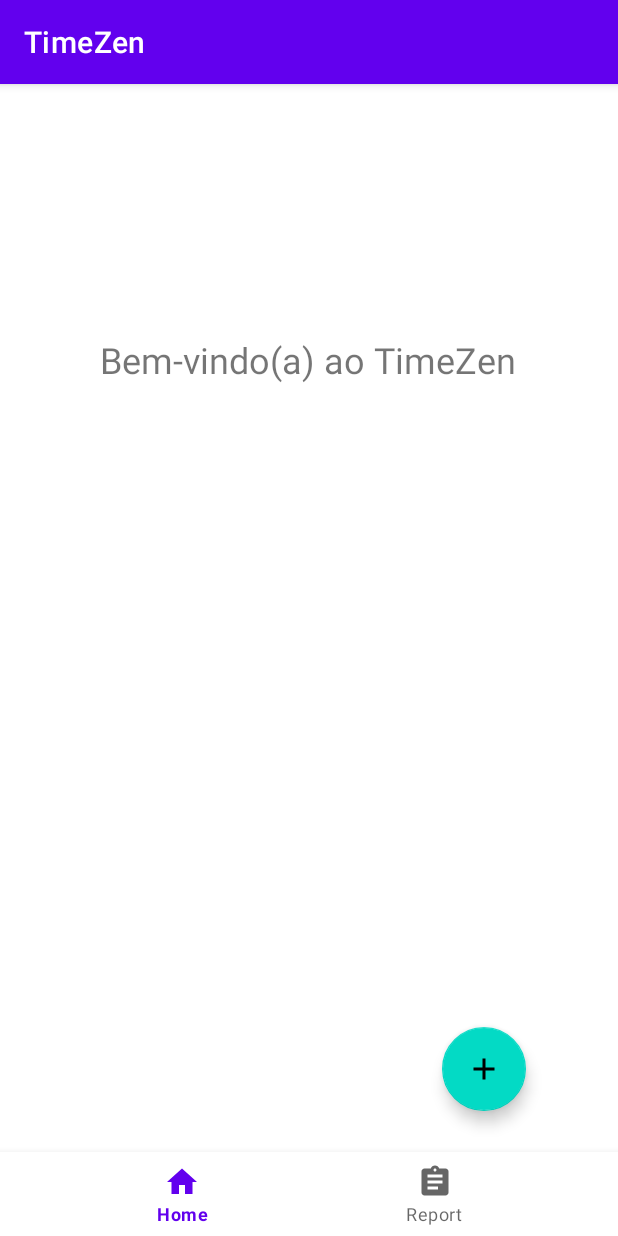
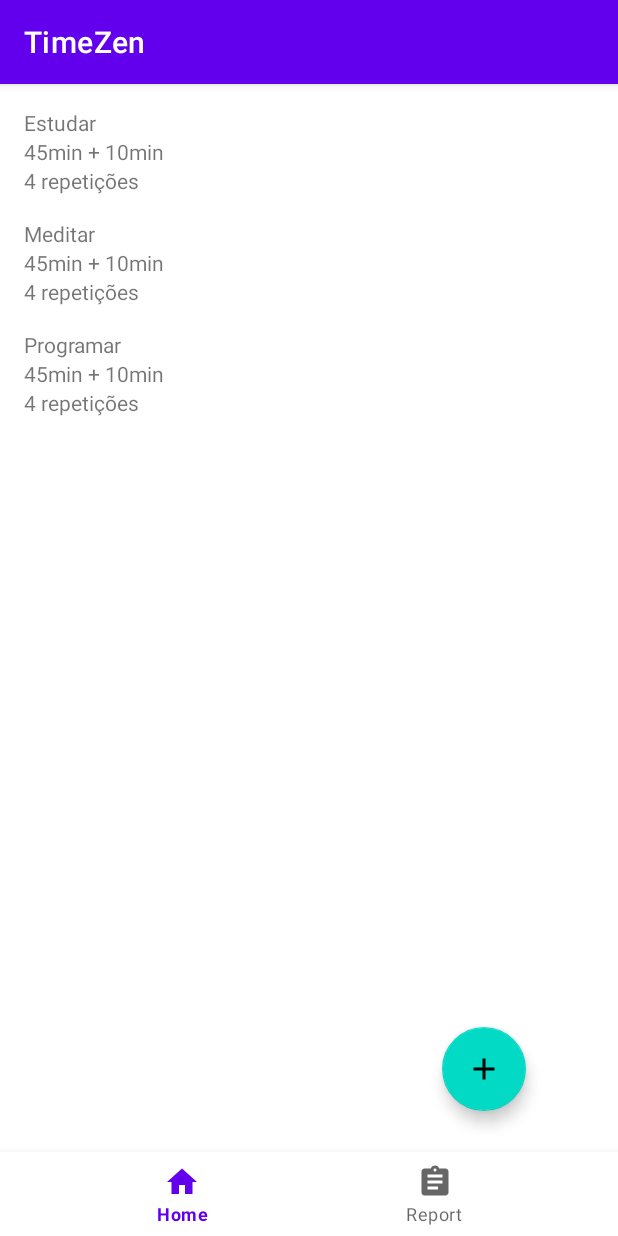
Before and after one commit to Adaltino/timezen, an Android app: the screen it shows after launch (MainActivity), on a phone screen of 412 x 824 dp. Run offline under Robolectric (Android 15) with nearby library versions, the phone set to English and light mode, and no system bars.

Commit message:
criação da lista de planos com recyclerview

```diff
--- a/app/src/main/java/faculdade/timezen/ui/activity/MainActivity.kt
+++ b/app/src/main/java/faculdade/timezen/ui/activity/MainActivity.kt
@@ -1,26 +1,24 @@
 package faculdade.timezen.ui.activity
 
-import android.content.Context
 import android.os.Bundle
-import android.util.Log
-import android.widget.Button
-import android.widget.TextView
 import androidx.appcompat.app.AppCompatActivity
-import androidx.datastore.core.DataStore
-import androidx.datastore.preferences.preferencesDataStore
-import com.google.android.material.snackbar.Snackbar
+import androidx.recyclerview.widget.LinearLayoutManager
+import androidx.recyclerview.widget.RecyclerView
 import faculdade.timezen.R
 import faculdade.timezen.planModel.Plan
-import faculdade.timezen.planModel.Pomodoro
 import faculdade.timezen.planModel.PomodoroTimer
-import faculdade.timezen.utils.InfoManipulator
-import faculdade.timezen.utils.PomodoroTextViews
-import java.util.Timer
-import java.util.prefs.Preferences
+import faculdade.timezen.ui.recyclerview.adapter.ListPlansAdapter
 
 class MainActivity : AppCompatActivity() {
     override fun onCreate(savedInstanceState: Bundle?) {
         super.onCreate(savedInstanceState)
         setContentView(R.layout.activity_main)
+
+        val recyclerView = findViewById<RecyclerView>(R.id.recyclerView)
+        recyclerView.adapter = ListPlansAdapter(this, listOf(
+            Plan(name = "Estudar", PomodoroTimer(5000, 3000, 3)),
+            Plan(name = "Meditar", PomodoroTimer(5000, 3000, 3)),
+            Plan(name = "Programar", PomodoroTimer(5000, 3000, 3))
+        ))
     }
 }
--- a/app/src/main/java/faculdade/timezen/ui/activity/SelectedPlanActivity.kt
+++ b/app/src/main/java/faculdade/timezen/ui/activity/SelectedPlanActivity.kt
@@ -13,7 +13,7 @@ import faculdade.timezen.R
 import faculdade.timezen.planModel.Plan
 import faculdade.timezen.planModel.Pomodoro
 import faculdade.timezen.planModel.PomodoroTimer
-import faculdade.timezen.ui.activity.SelectedPlanActivity.Companion.dataStore
+//import faculdade.timezen.ui.activity.SelectedPlanActivity.Companion.dataStore
 import faculdade.timezen.utils.InfoManipulator
 import faculdade.timezen.utils.PomodoroTextViews
 import java.util.Timer
@@ -22,7 +22,7 @@ import java.util.prefs.Preferences
 class SelectedPlanActivity : AppCompatActivity() {
     companion object {
         // https://developer.android.com/topic/libraries/architecture/datastore
-        val Context.dataStore: DataStore<Preferences> by preferencesDataStore(name = "prefs")
+//        val Context.dataStore: DataStore<Preferences> by preferencesDataStore(name = "prefs")
     }
 
     private lateinit var pomodoro: Pomodoro
@@ -43,15 +43,15 @@ class SelectedPlanActivity : AppCompatActivity() {
         val planStageTextView: TextView = findViewById(R.id.planStage)
         val pomodoroTextViews =
             PomodoroTextViews(counterTextView, planNameTextView, planStageTextView)
-        pomodoro =
-            Pomodoro(plan, InfoManipulator(pomodoroTextViews, dataStore))
+//        pomodoro =
+//            Pomodoro(plan, InfoManipulator(pomodoroTextViews, dataStore))
 
 
         findViewById<Button>(R.id.start_button)
             .setOnClickListener {
                 Log.d("Button", "start pomodoro button clicked")
                 Snackbar.make(it, "pomodoro iniciado", 2000).show()
-                pomodoro.start()
+//                pomodoro.start()
             }
 
         findViewById<Button>(R.id.reset_button)
--- /dev/null
+++ b/app/src/main/java/faculdade/timezen/ui/recyclerview/adapter/ListPlansAdapter.kt
@@ -0,0 +1,52 @@
+package faculdade.timezen.ui.recyclerview.adapter
+
+import android.content.Context
+import android.view.LayoutInflater
+import android.view.View
+import android.view.ViewGroup
+import android.widget.TextView
+import androidx.recyclerview.widget.RecyclerView
+import faculdade.timezen.R
+import faculdade.timezen.planModel.Plan
+import faculdade.timezen.planModel.PomodoroTimer
+
+class ListPlansAdapter(
+    private val context: Context,
+    private val plans: List<Plan>
+) : RecyclerView.Adapter<ListPlansAdapter.ViewHolder>() {
+
+    class ViewHolder(view: View) : RecyclerView.ViewHolder(view) {
+        fun vincula(plan: Plan) {
+            val namePlan = itemView.findViewById<TextView>(R.id.text_name_plan_list)
+            namePlan.text = plan.name()
+            val timePlan = itemView.findViewById<TextView>(R.id.text_time_plan_list)
+            timePlan.text = "45min + 10min"
+            val repeatPlan = itemView.findViewById<TextView>(R.id.text_time_repeat_list)
+            repeatPlan.text = "4 repetições"
+        }
+    }
+
+    /**
+     * Responsavel por pegar cada uma das view e fazer o processo de binding
+     * ele que vai segurar a view
+     */
+    override fun onCreateViewHolder(parent: ViewGroup, viewType: Int): ViewHolder {
+        val inflater = LayoutInflater.from(context)
+        val view = inflater.inflate(R.layout.list_item_plans, parent, false)
+        return ViewHolder(view)
+    }
+
+    /**
+     * Indicar qual item que a gente está
+     */
+    override fun onBindViewHolder(holder: ViewHolder, position: Int) {
+        val plan = plans[position]
+        holder.vincula(plan)
+    }
+
+    /**
+     * Ele vai determinar para o adapter quantos itens a gente quer apresentar
+     */
+    override fun getItemCount(): Int = plans.size
+
+}
--- a/app/src/main/res/layout/activity_main.xml
+++ b/app/src/main/res/layout/activity_main.xml
@@ -10,6 +10,7 @@
         android:layout_height="wrap_content"
         android:text="Bem-vindo(a) ao TimeZen"
         android:textSize="24sp"
+        android:visibility="gone"
         app:layout_constraintBottom_toTopOf="@+id/bottomNavigationView"
         app:layout_constraintEnd_toEndOf="parent"
         app:layout_constraintHorizontal_bias="0.497"
@@ -17,14 +18,16 @@
         app:layout_constraintTop_toTopOf="parent"
         app:layout_constraintVertical_bias="0.246" />
 
-    <com.google.android.material.bottomnavigation.BottomNavigationView
-        android:id="@+id/bottomNavigationView"
-        android:layout_width="match_parent"
-        android:layout_height="wrap_content"
-        app:layout_constraintBottom_toBottomOf="parent"
+    <androidx.recyclerview.widget.RecyclerView
+        android:id="@+id/recyclerView"
+        android:layout_width="0dp"
+        android:layout_height="0dp"
+        app:layout_constraintStart_toStartOf="parent"
         app:layout_constraintEnd_toEndOf="parent"
-        app:layout_constraintStart_toStartOf="parent"
-        app:menu="@menu/bottom_menu"/>
+        app:layout_constraintBottom_toTopOf="@id/bottomNavigationView"
+        app:layout_constraintTop_toTopOf="parent"
+        tools:listitem="@layout/list_item_plans"
+        app:layoutManager="androidx.recyclerview.widget.LinearLayoutManager"/>
 
     <com.google.android.material.floatingactionbutton.FloatingActionButton
         android:id="@+id/floatingActionButton"
@@ -41,4 +44,14 @@
         app:layout_constraintVertical_bias="0.964"
         app:srcCompat="@drawable/ic_add_new_plan"
         android:contentDescription="Botão de Adicionar Novo Plano"/>
+
+    <com.google.android.material.bottomnavigation.BottomNavigationView
+        android:id="@+id/bottomNavigationView"
+        android:layout_width="match_parent"
+        android:layout_height="wrap_content"
+        app:layout_constraintBottom_toBottomOf="parent"
+        app:layout_constraintEnd_toEndOf="parent"
+        app:layout_constraintStart_toStartOf="parent"
+        app:menu="@menu/bottom_menu"/>
+
 </androidx.constraintlayout.widget.ConstraintLayout>
--- /dev/null
+++ b/app/src/main/res/layout/list_item_plans.xml
@@ -0,0 +1,36 @@
+<?xml version="1.0" encoding="utf-8"?>
+<androidx.constraintlayout.widget.ConstraintLayout xmlns:android="http://schemas.android.com/apk/res/android"
+    xmlns:tools="http://schemas.android.com/tools"
+    android:layout_width="match_parent"
+    android:layout_height="wrap_content"
+    xmlns:app="http://schemas.android.com/apk/res-auto">
+
+    <TextView
+        android:id="@+id/text_name_plan_list"
+        android:layout_width="0dp"
+        android:layout_height="wrap_content"
+        android:layout_margin="16dp"
+        app:layout_constraintEnd_toEndOf="parent"
+        app:layout_constraintStart_toStartOf="parent"
+        app:layout_constraintTop_toTopOf="parent" />
+
+    <TextView
+        android:id="@+id/text_time_plan_list"
+        android:layout_width="0dp"
+        android:layout_height="wrap_content"
+        android:layout_marginStart="16dp"
+        android:layout_marginEnd="16dp"
+        app:layout_constraintEnd_toEndOf="parent"
+        app:layout_constraintStart_toStartOf="parent"
+        app:layout_constraintTop_toBottomOf="@id/text_name_plan_list"/>
+
+    <TextView
+        android:id="@+id/text_time_repeat_list"
+        android:layout_width="0dp"
+        android:layout_height="wrap_content"
+        android:layout_marginStart="16dp"
+        android:layout_marginEnd="16dp"
+        app:layout_constraintEnd_toEndOf="parent"
+        app:layout_constraintStart_toStartOf="parent"
+        app:layout_constraintTop_toBottomOf="@id/text_time_plan_list"/>
+</androidx.constraintlayout.widget.ConstraintLayout>
```
